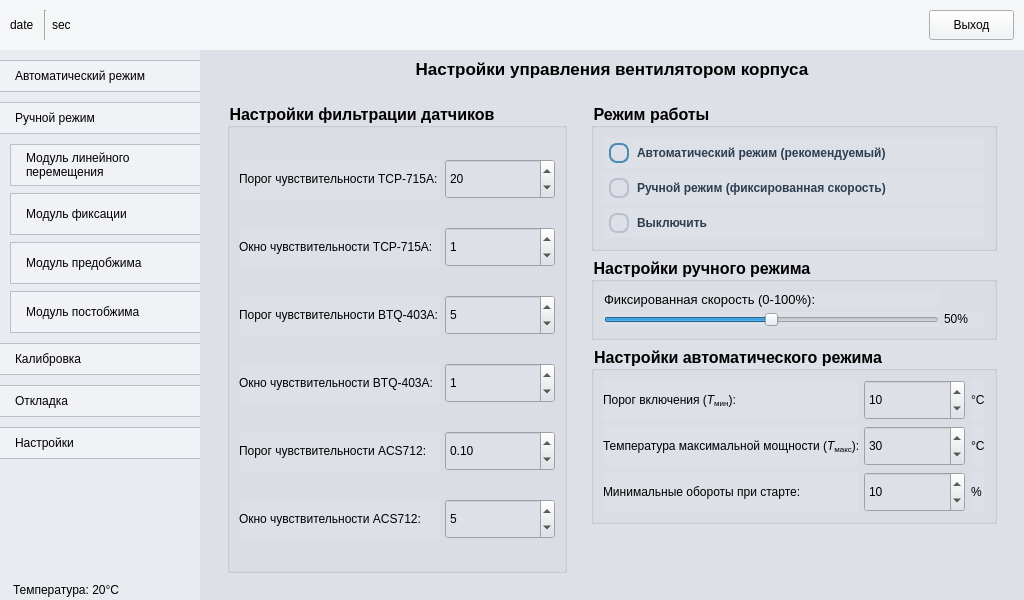
The window that main.ui (petlitsky/rozovproject) describes before a commit, drawn with Qt 5.
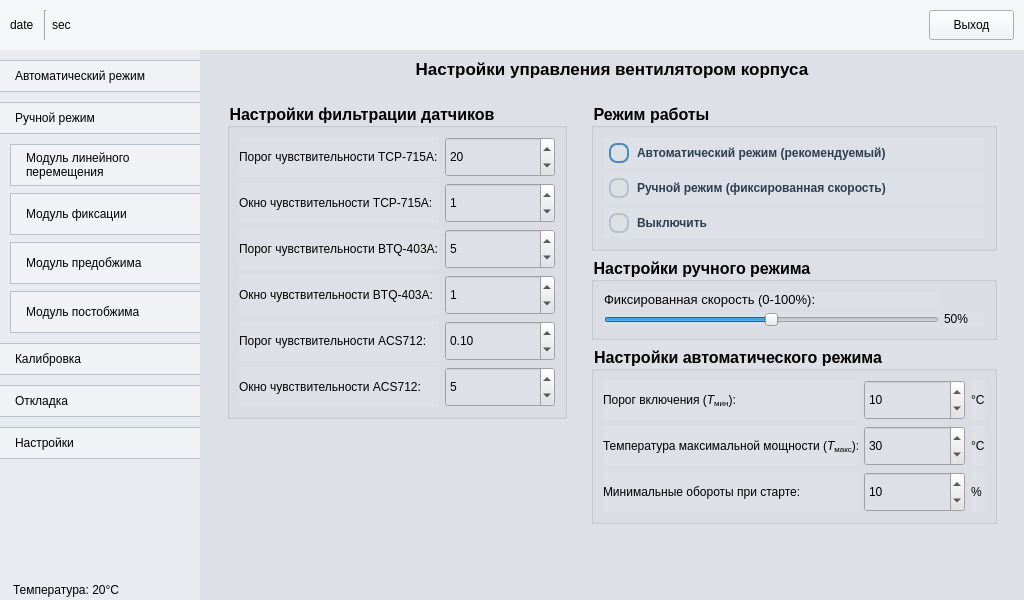
The same window after the commit. Icons and pictures are not drawn.

Diff of the .ui file:
```diff
--- a/main.ui
+++ b/main.ui
@@ -2880,6 +2880,19 @@
                    </layout>
                   </widget>
                  </item>
+                 <item>
+                  <spacer name="verticalSpacer_2">
+                   <property name="orientation">
+                    <enum>Qt::Orientation::Vertical</enum>
+                   </property>
+                   <property name="sizeHint" stdset="0">
+                    <size>
+                     <width>20</width>
+                     <height>40</height>
+                    </size>
+                   </property>
+                  </spacer>
+                 </item>
                 </layout>
                </widget>
               </item>
```
